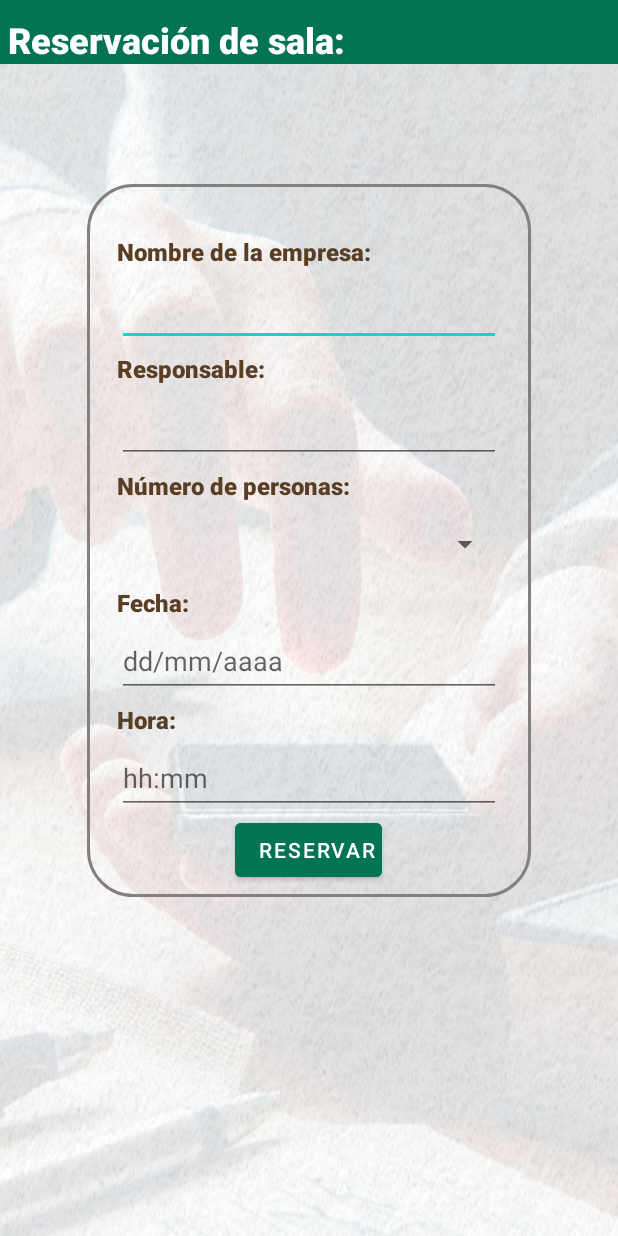
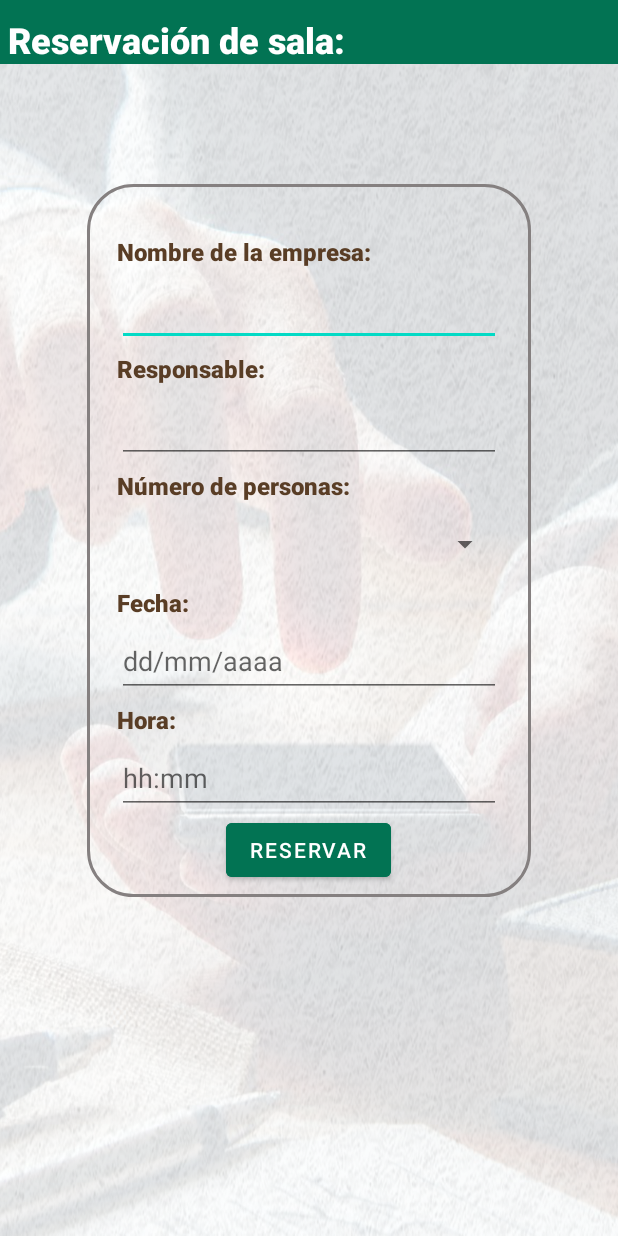
Before and after one commit to USMPDNBJ/TRIGAL, an Android app: the ActReservar screen opened directly, with no data from a screen before it, on a phone screen of 412 x 824 dp. Run offline under Robolectric (Android 15) with nearby library versions, the phone set to English and light mode, and no system bars.

Commit message:
chupala miguel 8

```diff
--- a/app/src/main/res/layout/lyt_form_registro.xml
+++ b/app/src/main/res/layout/lyt_form_registro.xml
@@ -177,9 +177,6 @@
                     android:layout_width="wrap_content"
                     android:layout_height="wrap_content"
                     android:backgroundTint="#027353"
-                    android:paddingTop="4dp"
-                    android:paddingEnd="4dp"
-                    android:paddingBottom="4dp"
                     android:text="Reservar" />
             </LinearLayout>
 
```
